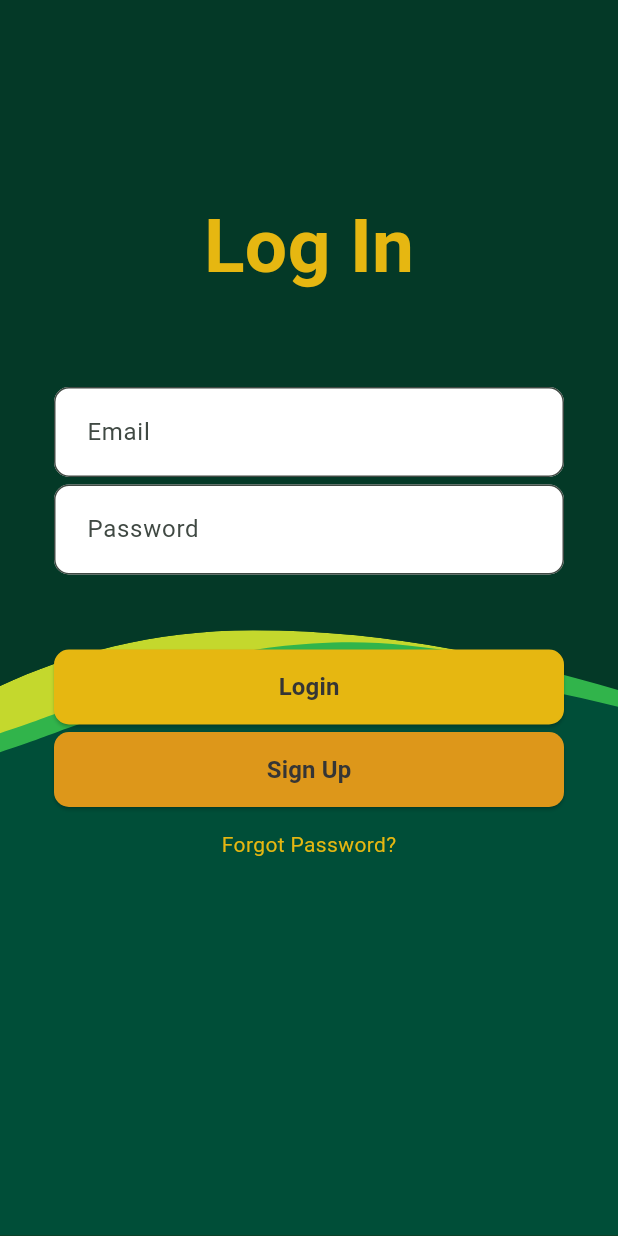
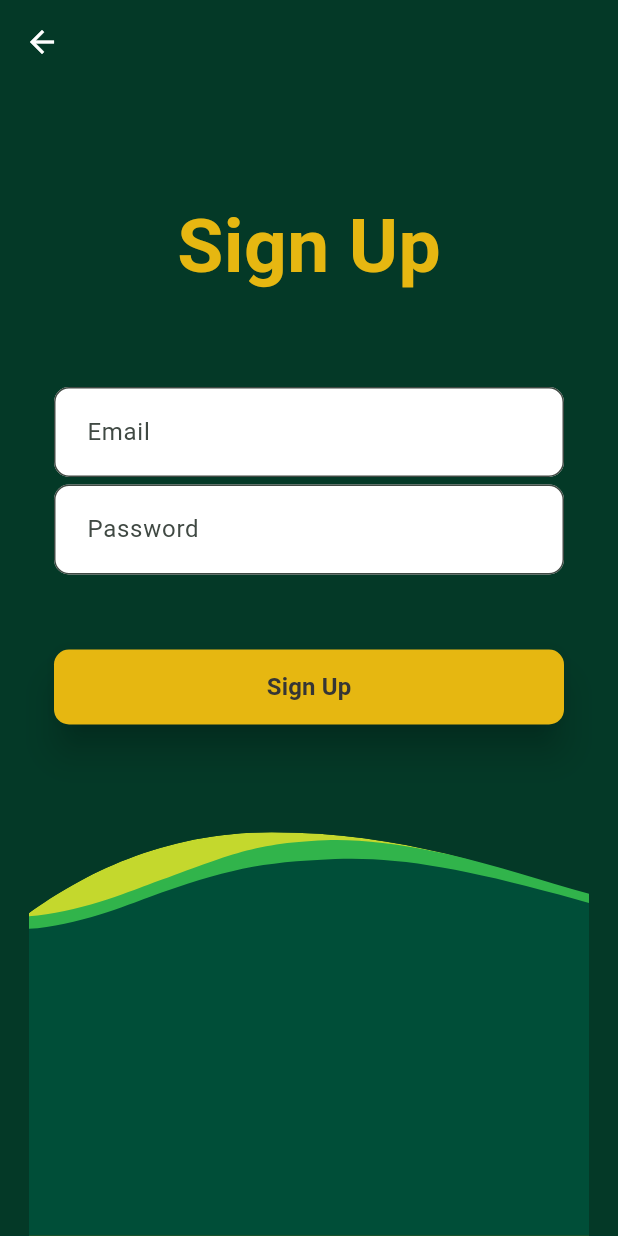
Before and after one commit to Name-ISS-for-the-lowest/mainproject, a Flutter app: the screen it shows after launch, after a tap on "Sign Up", on a phone screen of 412 x 824 dp. Run offline on Flutter 3.47's test engine with Material 2 defaults, Android fonts, the phone set to English and light mode, and no system bars; our stand-ins replace flutter_svg.

Commit message:
sign up and pass recovery screens

```diff
--- a/frontend/lib/home.dart
+++ b/frontend/lib/home.dart
@@ -1,5 +1,6 @@
 import 'package:flutter/material.dart';
 import 'package:flutter_svg/flutter_svg.dart';
+import 'package:frontend/views/LogIn.dart';
 
 class Home extends StatefulWidget {
   final String title;
@@ -13,181 +14,9 @@ class Home extends StatefulWidget {
 class _HomeState extends State<Home> {
   @override
   Widget build(BuildContext context) {
-    return Scaffold(
-        resizeToAvoidBottomInset: false,
-        body: Stack(
-          children: [
-            Positioned.fill(
-              child: Align(
-                alignment: Alignment.bottomCenter,
-                child: Container(
-                    height: MediaQuery.of(context).size.height * 0.6,
-                    child: SvgPicture.asset(
-                      'assets/BackGround.svg',
-                      fit: BoxFit.fitHeight,
-                    )),
-              ),
-            ),
-            LogIn(),
-          ],
-        ));
-  }
-}
-
-class LogIn extends StatefulWidget {
-  const LogIn({super.key});
-
-  @override
-  State<LogIn> createState() => _LogInState();
-}
-
-class _LogInState extends State<LogIn> {
-  @override
-  Widget build(BuildContext context) {
-    return Column(
-      children: [
-        //spacer for top
-        SizedBox(
-          height: 120,
-        ),
-        //Log in title
-        Padding(
-          padding: const EdgeInsets.all(8.0),
-          child: Center(
-            child: Text("Log In",
-                style: TextStyle(
-                    fontSize: 50,
-                    fontWeight: FontWeight.w700,
-                    color: Color.fromRGBO(230, 183, 17, 1))),
-          ),
-        ),
-        //Input fields
-        Column(
-          children: [
-            SizedBox(
-              height: 50,
-            ),
-            Column(
-              children: [
-                Column(
-                  children: [
-                    Container(
-                      width: 340,
-                      child: TextField(
-                        decoration: InputDecoration(
-                          border: OutlineInputBorder(
-                              borderRadius: BorderRadius.circular(10.0)),
-                          labelText: 'Email',
-                          contentPadding: EdgeInsets.all(18),
-                          fillColor: Colors.white,
-                          filled: true,
-                          floatingLabelBehavior: FloatingLabelBehavior.never,
-                        ),
-                      ),
-                    )
-                  ],
-                ),
-                SizedBox(
-                  height: 5,
-                ),
-                Column(
-                  children: [
-                    Container(
-                      width: 340,
-                      child: TextField(
-                        decoration: InputDecoration(
-                          border: OutlineInputBorder(
-                              borderRadius: BorderRadius.circular(10.0)),
-                          labelText: 'Password',
-                          contentPadding: EdgeInsets.all(18),
-                          fillColor: Colors.white,
-                          filled: true,
-                          floatingLabelBehavior: FloatingLabelBehavior.never,
-                        ),
-                      ),
-                    )
-                  ],
-                )
-              ],
-            )
-          ],
-        ),
-        Column(
-          children: [
-            Column(
-              children: [
-                SizedBox(
-                  height: 50,
-                ),
-                Column(
-                  children: [
-                    Center(
-                      child: Container(
-                        width: 340,
-                        height: 50,
-                        child: ElevatedButton(
-                          style: ElevatedButton.styleFrom(
-                            backgroundColor: Color.fromRGBO(230, 183, 17, 1),
-                            shape: RoundedRectangleBorder(
-                                borderRadius: BorderRadius.circular(10.0)),
-                          ),
-                          onPressed: () => {},
-                          child: Text(
-                            "Login",
-                            style: TextStyle(
-                              fontSize: 16,
-                              fontWeight: FontWeight.w700,
-                              color: Color.fromARGB(255, 53, 53, 53),
-                            ),
-                          ),
-                        ),
-                      ),
-                    )
-                  ],
-                ),
-                SizedBox(
-                  height: 5,
-                ),
-                Column(
-                  children: [
-                    Center(
-                      child: Container(
-                        width: 340,
-                        height: 50,
-                        child: ElevatedButton(
-                          style: ElevatedButton.styleFrom(
-                            backgroundColor: Color.fromRGBO(221, 151, 26, 1),
-                            shape: RoundedRectangleBorder(
-                                borderRadius: BorderRadius.circular(10.0)),
-                          ),
-                          onPressed: () => {},
-                          child: Text(
-                            "Sign Up",
-                            style: TextStyle(
-                              fontSize: 16,
-                              fontWeight: FontWeight.w700,
-                              color: Color.fromARGB(255, 53, 53, 53),
-                            ),
-                          ),
-                        ),
-                      ),
-                    )
-                  ],
-                )
-              ],
-            ),
-            SizedBox(
-              height: 15,
-            ),
-            Text("Forgot Password?",
-                style: TextStyle(
-                  fontSize: 14,
-                  fontWeight: FontWeight.w400,
-                  color: Color.fromRGBO(230, 183, 17, 1),
-                ))
-          ],
-        )
-      ],
+    return const Scaffold(
+      resizeToAvoidBottomInset: false,
+      body: LogIn(),
     );
   }
 }
--- /dev/null
+++ b/frontend/lib/views/LogIn.dart
@@ -0,0 +1,251 @@
+import 'package:flutter/material.dart';
+import 'package:flutter_svg/flutter_svg.dart';
+import 'package:frontend/views/ResetPassword.dart';
+import 'package:frontend/views/SignUp.dart';
+
+class LogIn extends StatefulWidget {
+  const LogIn({super.key});
+
+  @override
+  State<LogIn> createState() => _LogInState();
+}
+
+class _LogInState extends State<LogIn> {
+  TextEditingController emailController = TextEditingController();
+  TextEditingController passwordController = TextEditingController();
+
+  void executeLogin(String email, String password) {
+    //do something with the email and password
+  }
+
+  void navigateToSignUp() {
+    //navigate to sign up page
+    Navigator.of(context).push(
+      MaterialPageRoute(
+        builder: (BuildContext context) {
+          return Scaffold(
+            body: Stack(children: [
+              SizedBox(
+                height: 100,
+                child: AppBar(
+                  backgroundColor: Colors.transparent,
+                  iconTheme: const IconThemeData(color: Colors.white),
+                ),
+              ),
+              const SignUp()
+            ]),
+          );
+        },
+      ),
+    );
+  }
+
+  void navigateToResetPassword() {
+    //navigate to resetpassword page
+    Navigator.of(context).push(
+      MaterialPageRoute(
+        builder: (BuildContext context) {
+          return Scaffold(
+            body: Stack(children: [
+              SizedBox(
+                height: 100,
+                child: AppBar(
+                  backgroundColor: Colors.transparent,
+                  iconTheme: const IconThemeData(color: Colors.white),
+                ),
+              ),
+              const ResetPassword()
+            ]),
+          );
+        },
+      ),
+    );
+  }
+
+  @override
+  Widget build(BuildContext context) {
+    return Stack(
+      children: [
+        Positioned.fill(
+          child: Align(
+            alignment: Alignment.bottomCenter,
+            child: SizedBox(
+                height: MediaQuery.of(context).size.height * 0.4,
+                child: SvgPicture.asset(
+                  'assets/BackGround.svg',
+                  fit: BoxFit.fitHeight,
+                )),
+          ),
+        ),
+        Column(
+          children: [
+            //spacer for top
+            const SizedBox(
+              height: 120,
+            ),
+            //Log in title
+            const Padding(
+              padding: EdgeInsets.all(8.0),
+              child: Center(
+                child: Text("Log In",
+                    style: TextStyle(
+                        fontSize: 50,
+                        fontWeight: FontWeight.w700,
+                        color: Color.fromRGBO(230, 183, 17, 1))),
+              ),
+            ),
+            //Input fields
+            Column(
+              children: [
+                const SizedBox(
+                  height: 50,
+                ),
+                Column(
+                  children: [
+                    Column(
+                      children: [
+                        SizedBox(
+                          width: 340,
+                          child: TextField(
+                            controller: emailController,
+                            decoration: InputDecoration(
+                              border: OutlineInputBorder(
+                                  borderRadius: BorderRadius.circular(10.0)),
+                              labelText: 'Email',
+                              contentPadding: const EdgeInsets.all(18),
+                              fillColor: Colors.white,
+                              filled: true,
+                              floatingLabelBehavior:
+                                  FloatingLabelBehavior.never,
+                            ),
+                          ),
+                        )
+                      ],
+                    ),
+                    const SizedBox(
+                      height: 5,
+                    ),
+                    Column(
+                      children: [
+                        SizedBox(
+                          width: 340,
+                          child: TextField(
+                            controller: passwordController,
+                            decoration: InputDecoration(
+                              border: OutlineInputBorder(
+                                  borderRadius: BorderRadius.circular(10.0)),
+                              labelText: 'Password',
+                              contentPadding: const EdgeInsets.all(18),
+                              fillColor: Colors.white,
+                              filled: true,
+                              floatingLabelBehavior:
+                                  FloatingLabelBehavior.never,
+                            ),
+                          ),
+                        )
+                      ],
+                    )
+                  ],
+                )
+              ],
+            ),
+            Column(
+              children: [
+                Column(
+                  children: [
+                    const SizedBox(
+                      height: 50,
+                    ),
+                    Column(
+                      children: [
+                        Center(
+                          child: SizedBox(
+                            width: 340,
+                            height: 50,
+                            child: ElevatedButton(
+                              style: ElevatedButton.styleFrom(
+                                elevation: 10,
+                                backgroundColor:
+                                    const Color.fromRGBO(230, 183, 17, 1),
+                                shape: RoundedRectangleBorder(
+                                    borderRadius: BorderRadius.circular(10.0)),
+                              ),
+                              onPressed: () => {
+                                executeLogin(emailController.text,
+                                    passwordController.text)
+                              },
+                              child: const Text(
+                                "Login",
+                                style: TextStyle(
+                                  fontSize: 16,
+                                  fontWeight: FontWeight.w700,
+                                  color: Color.fromARGB(255, 53, 53, 53),
+                                ),
+                              ),
+                            ),
+                          ),
+                        )
+                      ],
+                    ),
+                    const SizedBox(
+                      height: 5,
+                    ),
+                    Column(
+                      children: [
+                        Center(
+                          child: SizedBox(
+                            width: 340,
+                            height: 50,
+                            child: ElevatedButton(
+                              style: ElevatedButton.styleFrom(
+                                elevation: 10,
+                                backgroundColor:
+                                    const Color.fromRGBO(221, 151, 26, 1),
+                                shape: RoundedRectangleBorder(
+                                    borderRadius: BorderRadius.circular(10.0)),
+                              ),
+                              onPressed: () => {
+                                navigateToSignUp(),
+                              },
+                              child: const Text(
+                                "Sign Up",
+                                style: TextStyle(
+                                  fontSize: 16,
+                                  fontWeight: FontWeight.w700,
+                                  color: Color.fromARGB(255, 53, 53, 53),
+                                ),
+                              ),
+                            ),
+                          ),
+                        )
+                      ],
+                    )
+                  ],
+                ),
+                const SizedBox(
+                  height: 10,
+                ),
+                ElevatedButton(
+                  style: ElevatedButton.styleFrom(
+                    elevation: 0,
+                    backgroundColor: Colors.transparent,
+                    shadowColor: Colors.transparent,
+                  ),
+                  onPressed: () => {
+                    navigateToResetPassword(),
+                  },
+                  child: const Text("Forgot Password?",
+                      style: TextStyle(
+                        fontSize: 14,
+                        fontWeight: FontWeight.w400,
+                        color: Color.fromRGBO(230, 183, 17, 1),
+                      )),
+                )
+              ],
+            )
+          ],
+        ),
+      ],
+    );
+  }
+}
--- /dev/null
+++ b/frontend/lib/views/SignUp.dart
@@ -0,0 +1,144 @@
+import 'package:flutter/material.dart';
+import 'package:flutter_svg/flutter_svg.dart';
+
+class SignUp extends StatefulWidget {
+  const SignUp({super.key});
+
+  @override
+  State<SignUp> createState() => _SignUpState();
+}
+
+class _SignUpState extends State<SignUp> {
+  @override
+  Widget build(BuildContext context) {
+    return Stack(
+      children: [
+        Positioned.fill(
+          child: Align(
+            alignment: Alignment.bottomCenter,
+            child: SizedBox(
+                height: MediaQuery.of(context).size.height * 0.4,
+                child: SvgPicture.asset(
+                  'assets/BackGround.svg',
+                  fit: BoxFit.fitHeight,
+                )),
+          ),
+        ),
+        Column(
+          children: [
+            //spacer for top
+            const SizedBox(
+              height: 120,
+            ),
+            //Log in title
+            const Padding(
+              padding: EdgeInsets.all(8.0),
+              child: Center(
+                child: Text("Sign Up",
+                    style: TextStyle(
+                        fontSize: 50,
+                        fontWeight: FontWeight.w700,
+                        color: Color.fromRGBO(230, 183, 17, 1))),
+              ),
+            ),
+            //Input fields
+            Column(
+              children: [
+                const SizedBox(
+                  height: 50,
+                ),
+                Column(
+                  children: [
+                    Column(
+                      children: [
+                        SizedBox(
+                          width: 340,
+                          child: TextField(
+                            decoration: InputDecoration(
+                              border: OutlineInputBorder(
+                                  borderRadius: BorderRadius.circular(10.0)),
+                              labelText: 'Email',
+                              contentPadding: const EdgeInsets.all(18),
+                              fillColor: Colors.white,
+                              filled: true,
+                              floatingLabelBehavior:
+                                  FloatingLabelBehavior.never,
+                            ),
+                          ),
+                        )
+                      ],
+                    ),
+                    const SizedBox(
+                      height: 5,
+                    ),
+                    Column(
+                      children: [
+                        SizedBox(
+                          width: 340,
+                          child: TextField(
+                            decoration: InputDecoration(
+                              border: OutlineInputBorder(
+                                  borderRadius: BorderRadius.circular(10.0)),
+                              labelText: 'Password',
+                              contentPadding: const EdgeInsets.all(18),
+                              fillColor: Colors.white,
+                              filled: true,
+                              floatingLabelBehavior:
+                                  FloatingLabelBehavior.never,
+                            ),
+                          ),
+                        )
+                      ],
+                    )
+                  ],
+                )
+              ],
+            ),
+            Column(
+              children: [
+                Column(
+                  children: [
+                    const SizedBox(
+                      height: 50,
+                    ),
+                    Column(
+                      children: [
+                        Center(
+                          child: SizedBox(
+                            width: 340,
+                            height: 50,
+                            child: ElevatedButton(
+                              style: ElevatedButton.styleFrom(
+                                elevation: 10,
+                                backgroundColor:
+                                    const Color.fromRGBO(230, 183, 17, 1),
+                                shape: RoundedRectangleBorder(
+                                    borderRadius: BorderRadius.circular(10.0)),
+                              ),
+                              onPressed: () => {},
+                              child: const Text(
+                                "Sign Up",
+                                style: TextStyle(
+                                  fontSize: 16,
+                                  fontWeight: FontWeight.w700,
+                                  color: Color.fromARGB(255, 53, 53, 53),
+                                ),
+                              ),
+                            ),
+                          ),
+                        )
+                      ],
+                    ),
+                  ],
+                ),
+                const SizedBox(
+                  height: 10,
+                ),
+              ],
+            )
+          ],
+        ),
+      ],
+    );
+  }
+}
```
Also changed, not shown: frontend/lib/views/ResetPassword.dart (added, +125 -0 lines).
